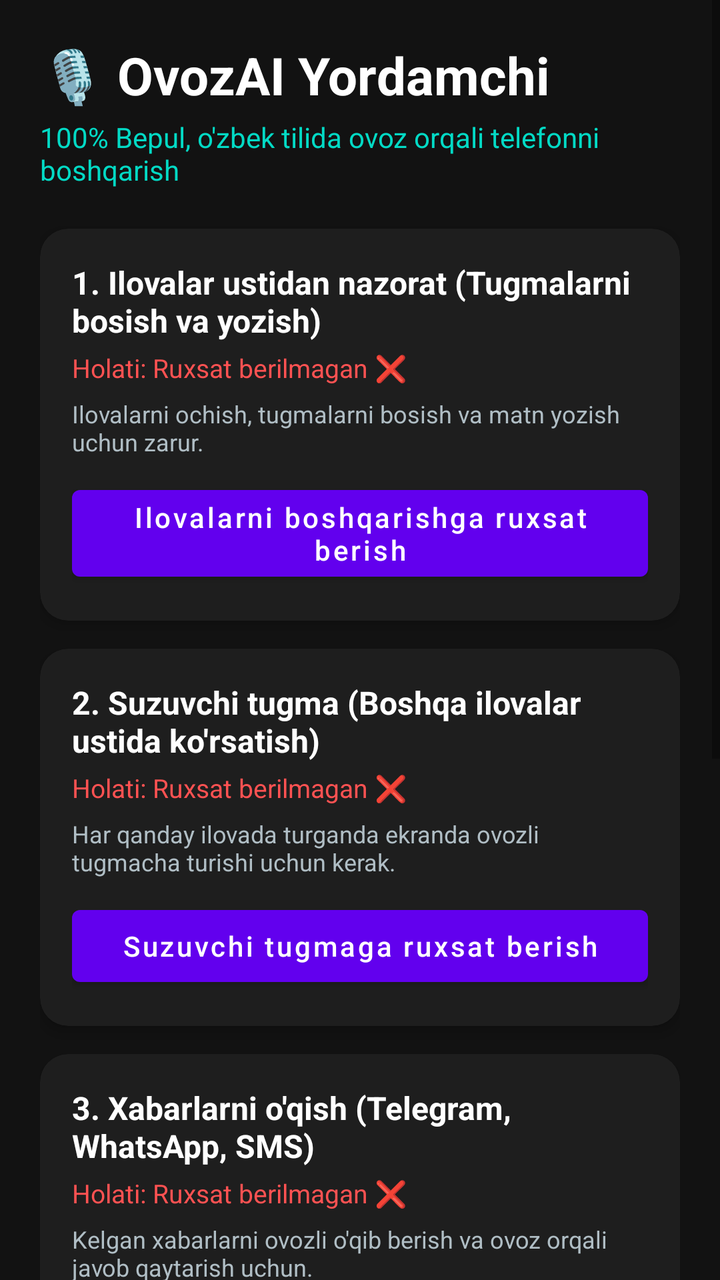
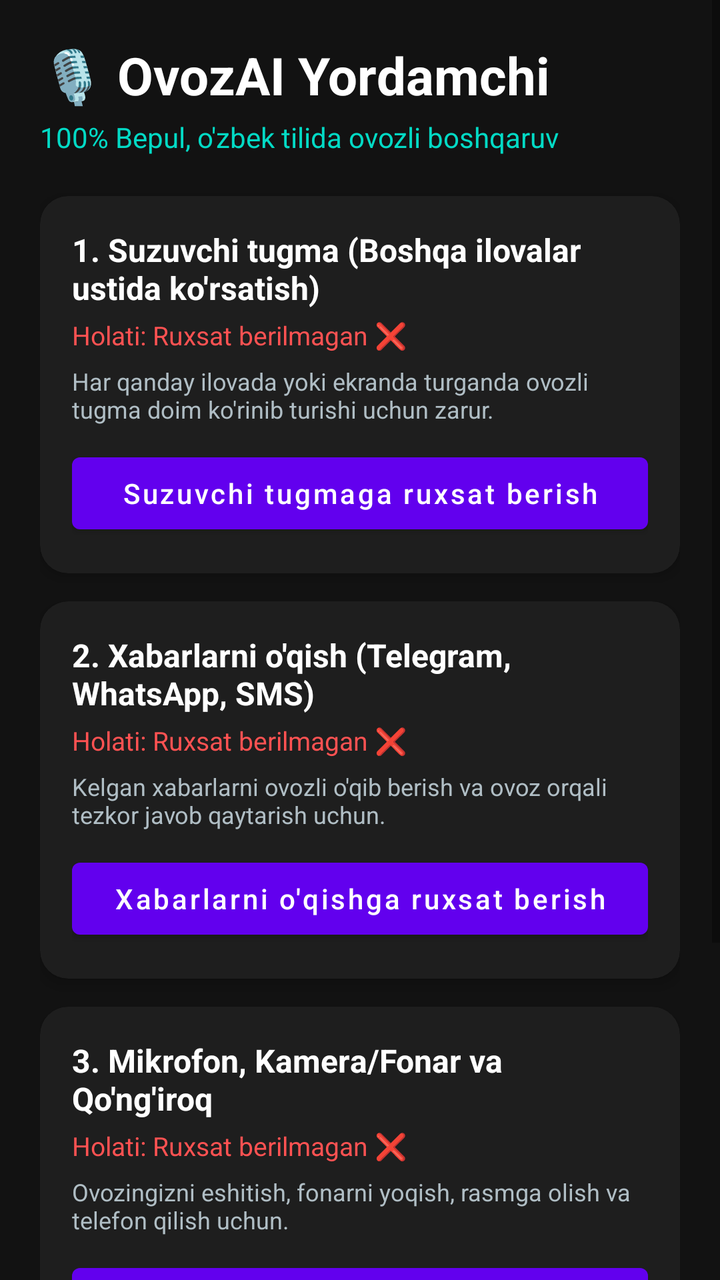

Screens rendered from an Android XML layout before and after an edit, with the pre-edit source and the edit as a unified diff.
<!-- AndroidManifest.xml: application theme Theme.OvozAI -->
<!-- res/layout/activity_main.xml -->
<?xml version="1.0" encoding="utf-8"?>
<ScrollView xmlns:android="http://schemas.android.com/apk/res/android"
    xmlns:app="http://schemas.android.com/apk/res-auto"
    android:layout_width="match_parent"
    android:layout_height="match_parent"
    android:background="@color/bg_dark"
    android:fillViewport="true">

    <LinearLayout
        android:layout_width="match_parent"
        android:layout_height="wrap_content"
        android:orientation="vertical"
        android:padding="20dp">

        
        <TextView
            android:layout_width="wrap_content"
            android:layout_height="wrap_content"
            android:text="🎙 OvozAI Yordamchi"
            android:textColor="@color/white"
            android:textSize="26sp"
            android:textStyle="bold" />

        <TextView
            android:layout_width="wrap_content"
            android:layout_height="wrap_content"
            android:layout_marginTop="4dp"
            android:text="100% Bepul, o'zbek tilida ovoz orqali telefonni boshqarish"
            android:textColor="@color/teal_accent"
            android:textSize="14sp" />

        
        <androidx.cardview.widget.CardView
            android:layout_width="match_parent"
            android:layout_height="wrap_content"
            android:layout_marginTop="20dp"
            app:cardBackgroundColor="@color/card_dark"
            app:cardCornerRadius="14dp"
            app:cardElevation="4dp">

            <LinearLayout
                android:layout_width="match_parent"
                android:layout_height="wrap_content"
                android:orientation="vertical"
                android:padding="16dp">

                <TextView
                    android:layout_width="wrap_content"
                    android:layout_height="wrap_content"
                    android:text="1. Ilovalar ustidan nazorat (Tugmalarni bosish va yozish)"
                    android:textColor="@color/white"
                    android:textSize="16sp"
                    android:textStyle="bold" />

                <TextView
                    android:id="@+id/tvAccessibilityStatus"
                    android:layout_width="wrap_content"
                    android:layout_height="wrap_content"
                    android:layout_marginTop="4dp"
                    android:text="Holati: Ruxsat berilmagan ❌"
                    android:textColor="@color/red_inactive"
                    android:textSize="13sp" />

                <TextView
                    android:layout_width="wrap_content"
                    android:layout_height="wrap_content"
                    android:layout_marginTop="6dp"
                    android:text="Ilovalarni ochish, tugmalarni bosish va matn yozish uchun zarur."
                    android:textColor="@color/text_muted"
                    android:textSize="12sp" />

                <Button
                    android:id="@+id/btnGrantAccessibility"
                    android:layout_width="match_parent"
                    android:layout_height="wrap_content"
                    android:layout_marginTop="10dp"
                    android:text="Ilovalarni boshqarishga ruxsat berish"
                    android:textAllCaps="false" />
            </LinearLayout>
        </androidx.cardview.widget.CardView>

        
        <androidx.cardview.widget.CardView
            android:layout_width="match_parent"
            android:layout_height="wrap_content"
            android:layout_marginTop="14dp"
            app:cardBackgroundColor="@color/card_dark"
            app:cardCornerRadius="14dp"
            app:cardElevation="4dp">

            <LinearLayout
                android:layout_width="match_parent"
                android:layout_height="wrap_content"
                android:orientation="vertical"
                android:padding="16dp">

                <TextView
                    android:layout_width="wrap_content"
                    android:layout_height="wrap_content"
                    android:text="2. Suzuvchi tugma (Boshqa ilovalar ustida ko'rsatish)"
                    android:textColor="@color/white"
                    android:textSize="16sp"
                    android:textStyle="bold" />

                <TextView
                    android:id="@+id/tvOverlayStatus"
                    android:layout_width="wrap_content"
                    android:layout_height="wrap_content"
                    android:layout_marginTop="4dp"
                    android:text="Holati: Ruxsat berilmagan ❌"
                    android:textColor="@color/red_inactive"
                    android:textSize="13sp" />

                <TextView
                    android:layout_width="wrap_content"
                    android:layout_height="wrap_content"
                    android:layout_marginTop="6dp"
                    android:text="Har qanday ilovada turganda ekranda ovozli tugmacha turishi uchun kerak."
                    android:textColor="@color/text_muted"
                    android:textSize="12sp" />

                <Button
                    android:id="@+id/btnGrantOverlay"
                    android:layout_width="match_parent"
                    android:layout_height="wrap_content"
                    android:layout_marginTop="10dp"
                    android:text="Suzuvchi tugmaga ruxsat berish"
                    android:textAllCaps="false" />
            </LinearLayout>
        </androidx.cardview.widget.CardView>

        
        <androidx.cardview.widget.CardView
            android:layout_width="match_parent"
            android:layout_height="wrap_content"
            android:layout_marginTop="14dp"
            app:cardBackgroundColor="@color/card_dark"
            app:cardCornerRadius="14dp"
            app:cardElevation="4dp">

            <LinearLayout
                android:layout_width="match_parent"
                android:layout_height="wrap_content"
                android:orientation="vertical"
                android:padding="16dp">

                <TextView
                    android:layout_width="wrap_content"
                    android:layout_height="wrap_content"
                    android:text="3. Xabarlarni o'qish (Telegram, WhatsApp, SMS)"
                    android:textColor="@color/white"
                    android:textSize="16sp"
                    android:textStyle="bold" />

                <TextView
                    android:id="@+id/tvNotificationStatus"
                    android:layout_width="wrap_content"
                    android:layout_height="wrap_content"
                    android:layout_marginTop="4dp"
                    android:text="Holati: Ruxsat berilmagan ❌"
                    android:textColor="@color/red_inactive"
                    android:textSize="13sp" />

                <TextView
                    android:layout_width="wrap_content"
                    android:layout_height="wrap_content"
                    android:layout_marginTop="6dp"
                    android:text="Kelgan xabarlarni ovozli o'qib berish va ovoz orqali javob qaytarish uchun."
                    android:textColor="@color/text_muted"
                    android:textSize="12sp" />

                <Button
                    android:id="@+id/btnGrantNotification"
                    android:layout_width="match_parent"
                    android:layout_height="wrap_content"
                    android:layout_marginTop="10dp"
                    android:text="Xabarlarni o'qishga ruxsat berish"
                    android:textAllCaps="false" />
            </LinearLayout>
        </androidx.cardview.widget.CardView>

        
        <androidx.cardview.widget.CardView
            android:layout_width="match_parent"
            android:layout_height="wrap_content"
            android:layout_marginTop="14dp"
            app:cardBackgroundColor="@color/card_dark"
            app:cardCornerRadius="14dp"
            app:cardElevation="4dp">

            <LinearLayout
                android:layout_width="match_parent"
                android:layout_height="wrap_content"
                android:orientation="vertical"
                android:padding="16dp">

                <TextView
                    android:layout_width="wrap_content"
                    android:layout_height="wrap_content"
                    android:text="4. Ovoz, Fonar/Kamera va Telefon qilish"
                    android:textColor="@color/white"
                    android:textSize="16sp"
                    android:textStyle="bold" />

                <TextView
                    android:id="@+id/tvDirectPermissionsStatus"
                    android:layout_width="wrap_content"
                    android:layout_height="wrap_content"
                    android:layout_marginTop="4dp"
                    android:text="Holati: Ruxsat berilmagan ❌"
                    android:textColor="@color/red_inactive"
                    android:textSize="13sp" />

                <TextView
                    android:layout_width="wrap_content"
                    android:layout_height="wrap_content"
                    android:layout_marginTop="6dp"
                    android:text="Ovozni eshitish, fonar yoqish, rasmga olish va qo'ng'iroq qilish uchun."
                    android:textColor="@color/text_muted"
                    android:textSize="12sp" />

                <Button
                    android:id="@+id/btnGrantDirectPermissions"
                    android:layout_width="match_parent"
                    android:layout_height="wrap_content"
                    android:layout_marginTop="10dp"
                    android:text="Ovoz, Kamera va Qo'ng'iroqqa ruxsat berish"
                    android:textAllCaps="false" />
            </LinearLayout>
        </androidx.cardview.widget.CardView>

        
        <Button
            android:id="@+id/btnToggleFloatingAssistant"
            android:layout_width="match_parent"
            android:layout_height="60dp"
            android:layout_marginTop="20dp"
            android:backgroundTint="@color/green_active"
            android:text="🚀 Ovozli Yordamchini Ishga Tushirish"
            android:textColor="@color/black"
            android:textSize="16sp"
            android:textStyle="bold" />

        
        <TextView
            android:id="@+id/tvLiveLog"
            android:layout_width="match_parent"
            android:layout_height="wrap_content"
            android:layout_marginTop="16dp"
            android:background="@color/card_dark"
            android:padding="12dp"
            android:text="Tizim 100% bepul. Kerakli ruxsatlarni berib, ishga tushirish tugmasini bosing."
            android:textColor="@color/teal_accent"
            android:textSize="13sp" />

    </LinearLayout>
</ScrollView>
<!-- resources referenced by this layout -->
<resources>
  <color name="bg_dark">#121212</color>
  <color name="black">#FF000000</color>
  <color name="card_dark">#1E1E1E</color>
  <color name="green_active">#00E676</color>
  <color name="red_inactive">#FF5252</color>
  <color name="teal_accent">#03DAC5</color>
  <color name="text_muted">#B0BEC5</color>
  <color name="white">#FFFFFFFF</color>
  <style name="Theme.OvozAI" parent="Theme.MaterialComponents.DayNight.NoActionBar">
          <item name="colorPrimary">@color/purple_primary</item>
          <item name="colorPrimaryVariant">@color/purple_dark</item>
          <item name="colorOnPrimary">@color/white</item>
          <item name="colorSecondary">@color/teal_accent</item>
          <item name="android:statusBarColor">@color/bg_dark</item>
          <item name="android:windowBackground">@color/bg_dark</item>
      </style>
  <color name="purple_primary">#6200EE</color>
  <color name="purple_dark">#3700B3</color>
</resources>

<!-- the commit's change to res/layout/activity_main.xml (unified diff, before → after) -->
@@ -25,7 +25,7 @@
             android:layout_width="wrap_content"
             android:layout_height="wrap_content"
             android:layout_marginTop="4dp"
-            android:text="100% Bepul, o'zbek tilida ovoz orqali telefonni boshqarish"
+            android:text="100% Bepul, o'zbek tilida ovozli boshqaruv"
             android:textColor="@color/teal_accent"
             android:textSize="14sp" />
 
@@ -47,13 +47,13 @@
                 <TextView
                     android:layout_width="wrap_content"
                     android:layout_height="wrap_content"
-                    android:text="1. Ilovalar ustidan nazorat (Tugmalarni bosish va yozish)"
+                    android:text="1. Suzuvchi tugma (Boshqa ilovalar ustida ko'rsatish)"
                     android:textColor="@color/white"
                     android:textSize="16sp"
                     android:textStyle="bold" />
 
                 <TextView
-                    android:id="@+id/tvAccessibilityStatus"
+                    android:id="@+id/tvOverlayStatus"
                     android:layout_width="wrap_content"
                     android:layout_height="wrap_content"
                     android:layout_marginTop="4dp"
@@ -65,16 +65,16 @@
                     android:layout_width="wrap_content"
                     android:layout_height="wrap_content"
                     android:layout_marginTop="6dp"
-                    android:text="Ilovalarni ochish, tugmalarni bosish va matn yozish uchun zarur."
+                    android:text="Har qanday ilovada yoki ekranda turganda ovozli tugma doim ko'rinib turishi uchun zarur."
                     android:textColor="@color/text_muted"
                     android:textSize="12sp" />
 
                 <Button
-                    android:id="@+id/btnGrantAccessibility"
+                    android:id="@+id/btnGrantOverlay"
                     android:layout_width="match_parent"
                     android:layout_height="wrap_content"
                     android:layout_marginTop="10dp"
-                    android:text="Ilovalarni boshqarishga ruxsat berish"
+                    android:text="Suzuvchi tugmaga ruxsat berish"
                     android:textAllCaps="false" />
             </LinearLayout>
         </androidx.cardview.widget.CardView>
@@ -97,13 +97,13 @@
                 <TextView
                     android:layout_width="wrap_content"
                     android:layout_height="wrap_content"
-                    android:text="2. Suzuvchi tugma (Boshqa ilovalar ustida ko'rsatish)"
+                    android:text="2. Xabarlarni o'qish (Telegram, WhatsApp, SMS)"
                     android:textColor="@color/white"
                     android:textSize="16sp"
                     android:textStyle="bold" />
 
                 <TextView
-                    android:id="@+id/tvOverlayStatus"
+                    android:id="@+id/tvNotificationStatus"
                     android:layout_width="wrap_content"
                     android:layout_height="wrap_content"
                     android:layout_marginTop="4dp"
@@ -115,16 +115,16 @@
                     android:layout_width="wrap_content"
                     android:layout_height="wrap_content"
                     android:layout_marginTop="6dp"
-                    android:text="Har qanday ilovada turganda ekranda ovozli tugmacha turishi uchun kerak."
+                    android:text="Kelgan xabarlarni ovozli o'qib berish va ovoz orqali tezkor javob qaytarish uchun."
                     android:textColor="@color/text_muted"
                     android:textSize="12sp" />
 
                 <Button
-                    android:id="@+id/btnGrantOverlay"
+                    android:id="@+id/btnGrantNotification"
                     android:layout_width="match_parent"
                     android:layout_height="wrap_content"
                     android:layout_marginTop="10dp"
-                    android:text="Suzuvchi tugmaga ruxsat berish"
+                    android:text="Xabarlarni o'qishga ruxsat berish"
                     android:textAllCaps="false" />
             </LinearLayout>
         </androidx.cardview.widget.CardView>
@@ -147,13 +147,13 @@
                 <TextView
                     android:layout_width="wrap_content"
                     android:layout_height="wrap_content"
-                    android:text="3. Xabarlarni o'qish (Telegram, WhatsApp, SMS)"
+                    android:text="3. Mikrofon, Kamera/Fonar va Qo'ng'iroq"
                     android:textColor="@color/white"
                     android:textSize="16sp"
                     android:textStyle="bold" />
 
                 <TextView
-                    android:id="@+id/tvNotificationStatus"
+                    android:id="@+id/tvDirectPermissionsStatus"
                     android:layout_width="wrap_content"
                     android:layout_height="wrap_content"
                     android:layout_marginTop="4dp"
@@ -165,76 +165,26 @@
                     android:layout_width="wrap_content"
                     android:layout_height="wrap_content"
                     android:layout_marginTop="6dp"
-                    android:text="Kelgan xabarlarni ovozli o'qib berish va ovoz orqali javob qaytarish uchun."
+                    android:text="Ovozingizni eshitish, fonarni yoqish, rasmga olish va telefon qilish uchun."
                     android:textColor="@color/text_muted"
                     android:textSize="12sp" />
 
                 <Button
-                    android:id="@+id/btnGrantNotification"
+                    android:id="@+id/btnGrantDirectPermissions"
                     android:layout_width="match_parent"
                     android:layout_height="wrap_content"
                     android:layout_marginTop="10dp"
-                    android:text="Xabarlarni o'qishga ruxsat berish"
+                    android:text="Ruxsat berish"
                     android:textAllCaps="false" />
             </LinearLayout>
         </androidx.cardview.widget.CardView>
 
         
-        <androidx.cardview.widget.CardView
-            android:layout_width="match_parent"
-            android:layout_height="wrap_content"
-            android:layout_marginTop="14dp"
-            app:cardBackgroundColor="@color/card_dark"
-            app:cardCornerRadius="14dp"
-            app:cardElevation="4dp">
-
-            <LinearLayout
-                android:layout_width="match_parent"
-                android:layout_height="wrap_content"
-                android:orientation="vertical"
-                android:padding="16dp">
-
-                <TextView
-                    android:layout_width="wrap_content"
-                    android:layout_height="wrap_content"
-                    android:text="4. Ovoz, Fonar/Kamera va Telefon qilish"
-                    android:textColor="@color/white"
-                    android:textSize="16sp"
-                    android:textStyle="bold" />
-
-                <TextView
-                    android:id="@+id/tvDirectPermissionsStatus"
-                    android:layout_width="wrap_content"
-                    android:layout_height="wrap_content"
-                    android:layout_marginTop="4dp"
-                    android:text="Holati: Ruxsat berilmagan ❌"
-                    android:textColor="@color/red_inactive"
-                    android:textSize="13sp" />
-
-                <TextView
-                    android:layout_width="wrap_content"
-                    android:layout_height="wrap_content"
-                    android:layout_marginTop="6dp"
-                    android:text="Ovozni eshitish, fonar yoqish, rasmga olish va qo'ng'iroq qilish uchun."
-                    android:textColor="@color/text_muted"
-                    android:textSize="12sp" />
-
-                <Button
-                    android:id="@+id/btnGrantDirectPermissions"
-                    android:layout_width="match_parent"
-                    android:layout_height="wrap_content"
-                    android:layout_marginTop="10dp"
-                    android:text="Ovoz, Kamera va Qo'ng'iroqqa ruxsat berish"
-                    android:textAllCaps="false" />
-            </LinearLayout>
-        </androidx.cardview.widget.CardView>
-
-        
         <Button
             android:id="@+id/btnToggleFloatingAssistant"
             android:layout_width="match_parent"
             android:layout_height="60dp"
-            android:layout_marginTop="20dp"
+            android:layout_marginTop="24dp"
             android:backgroundTint="@color/green_active"
             android:text="🚀 Ovozli Yordamchini Ishga Tushirish"
             android:textColor="@color/black"
@@ -249,7 +199,7 @@
             android:layout_marginTop="16dp"
             android:background="@color/card_dark"
             android:padding="12dp"
-            android:text="Tizim 100% bepul. Kerakli ruxsatlarni berib, ishga tushirish tugmasini bosing."
+            android:text="Kerakli ruxsatlarni berib, ishga tushirish tugmasini bosing."
             android:textColor="@color/teal_accent"
             android:textSize="13sp" />
 
